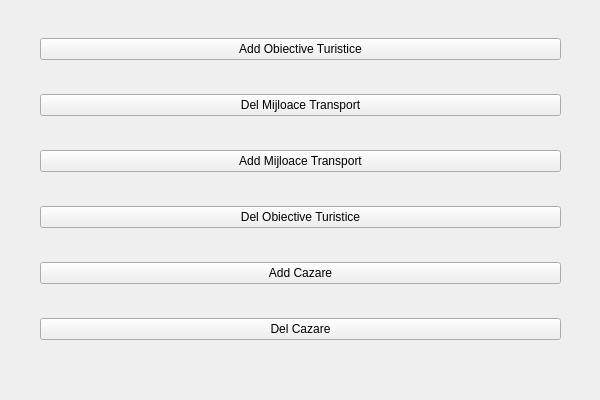
The window that Interfata/adminmeniu.ui (baluticristi/Tema-POO-Official) describes before a commit, drawn with Qt 5.
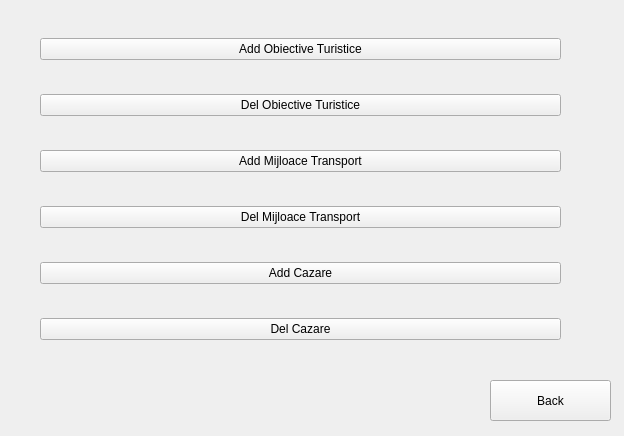
The same window after the commit.

```diff
--- a/Interfata/adminmeniu.ui
+++ b/Interfata/adminmeniu.ui
@@ -6,14 +6,14 @@
    <rect>
     <x>0</x>
     <y>0</y>
-    <width>600</width>
-    <height>400</height>
+    <width>624</width>
+    <height>436</height>
    </rect>
   </property>
   <property name="windowTitle">
    <string>Form</string>
   </property>
-  <widget class="QWidget" name="">
+  <widget class="QWidget" name="layoutWidget">
    <property name="geometry">
     <rect>
      <x>40</x>
@@ -30,20 +30,6 @@
       </property>
      </widget>
     </item>
-    <item>
-     <widget class="QPushButton" name="pushButton_4">
-      <property name="text">
-       <string>Del Mijloace Transport</string>
-      </property>
-     </widget>
-    </item>
-    <item>
-     <widget class="QPushButton" name="addTransport">
-      <property name="text">
-       <string>Add Mijloace Transport</string>
-      </property>
-     </widget>
-    </item>
     <item>
      <widget class="QPushButton" name="delObiectiv">
       <property name="text">
@@ -51,6 +37,20 @@
       </property>
      </widget>
     </item>
+    <item>
+     <widget class="QPushButton" name="addTransport">
+      <property name="text">
+       <string>Add Mijloace Transport</string>
+      </property>
+     </widget>
+    </item>
+    <item>
+     <widget class="QPushButton" name="pushButton_4">
+      <property name="text">
+       <string>Del Mijloace Transport</string>
+      </property>
+     </widget>
+    </item>
     <item>
      <widget class="QPushButton" name="addCazare">
       <property name="text">
@@ -67,6 +67,19 @@
     </item>
    </layout>
   </widget>
+  <widget class="QPushButton" name="pushButton">
+   <property name="geometry">
+    <rect>
+     <x>490</x>
+     <y>380</y>
+     <width>121</width>
+     <height>41</height>
+    </rect>
+   </property>
+   <property name="text">
+    <string>Back</string>
+   </property>
+  </widget>
  </widget>
  <resources/>
  <connections/>
```
